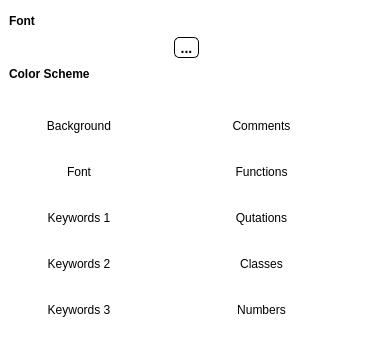
Old version of the form App/colorpicker.ui in the repository djeada/Lightpad.
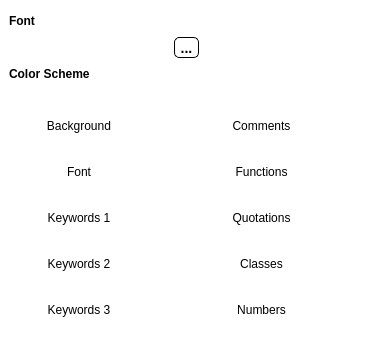
New version of the form.

The edit to the form file:
```diff
--- a/App/colorpicker.ui
+++ b/App/colorpicker.ui
@@ -392,7 +392,7 @@
           <item>
            <widget class="QLabel" name="label_7">
             <property name="text">
-             <string>Qutations</string>
+             <string>Quotations</string>
             </property>
             <property name="alignment">
              <set>Qt::AlignCenter</set>
```
